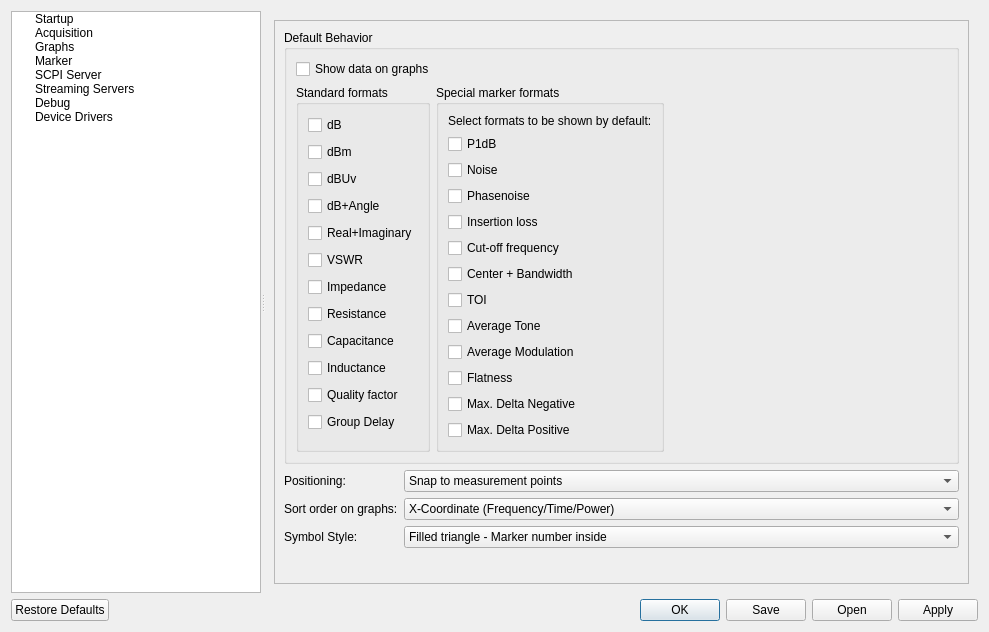
Above: Software/PC_Application/LibreVNA-GUI/preferencesdialog.ui from jankae/LibreVNA before the change. Below: the same form after it.
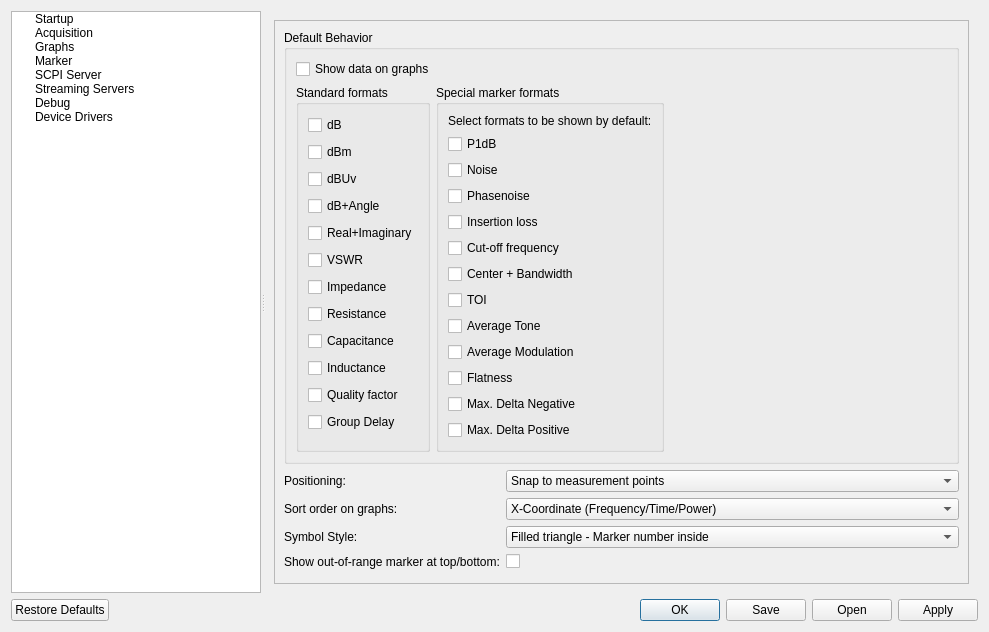
That is the form after the change. The open tabs and pages were chosen to show the change. Custom widgets are drawn as their Qt base class.

Commit message: Option to show markers symbols at top/bottom of graph for out-of-range markers

Patch:
```diff
--- a/Software/PC_Application/LibreVNA-GUI/preferencesdialog.ui
+++ b/Software/PC_Application/LibreVNA-GUI/preferencesdialog.ui
@@ -1475,9 +1475,9 @@
            <property name="geometry">
             <rect>
              <x>0</x>
-             <y>0</y>
+             <y>-65</y>
              <width>683</width>
-             <height>605</height>
+             <height>628</height>
             </rect>
            </property>
            <layout class="QVBoxLayout" name="verticalLayout_7">
@@ -1787,6 +1787,20 @@
                   </item>
                  </widget>
                 </item>
+                <item row="3" column="0">
+                 <widget class="QLabel" name="label_64">
+                  <property name="text">
+                   <string>Show out-of-range marker at top/bottom:</string>
+                  </property>
+                 </widget>
+                </item>
+                <item row="3" column="1">
+                 <widget class="QCheckBox" name="MarkerClipToYAxis">
+                  <property name="text">
+                   <string/>
+                  </property>
+                 </widget>
+                </item>
                </layout>
               </item>
               <item>
```
Left out of the diff: 14 changed lines with no effect on the pictures. The commit also changes 3 other files.
